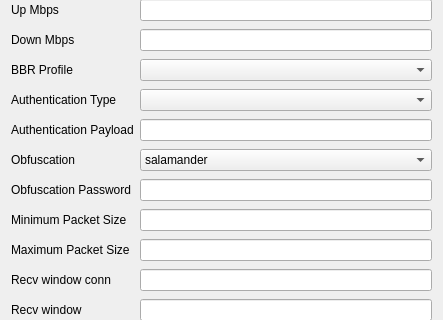
Above: upstream/include/ui/profile/edit_hysteria.ui from hopol/throne-mirror before the change; both pictures show x 0 to 443 and y 134 to 454 of the 443 by 595 pixel window. Below: the same form after it.
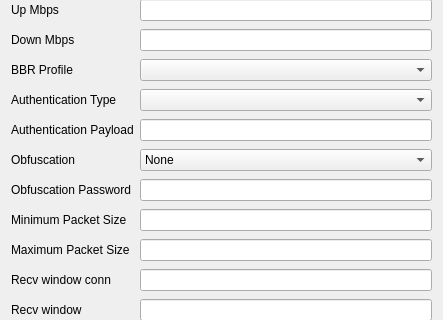
That is the form after the change.

```diff
--- a/upstream/include/ui/profile/edit_hysteria.ui
+++ b/upstream/include/ui/profile/edit_hysteria.ui
@@ -198,6 +198,11 @@
    </item>
    <item row="9" column="1">
     <widget class="QComboBox" name="obfuscation_type">
+     <item>
+      <property name="text">
+       <string>None</string>
+      </property>
+     </item>
      <item>
       <property name="text">
        <string notr="true">salamander</string>
```
